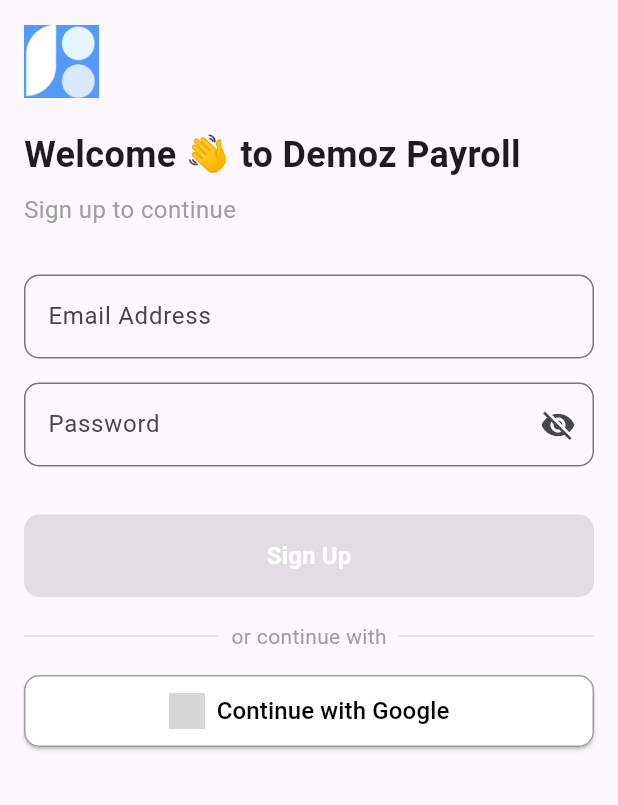
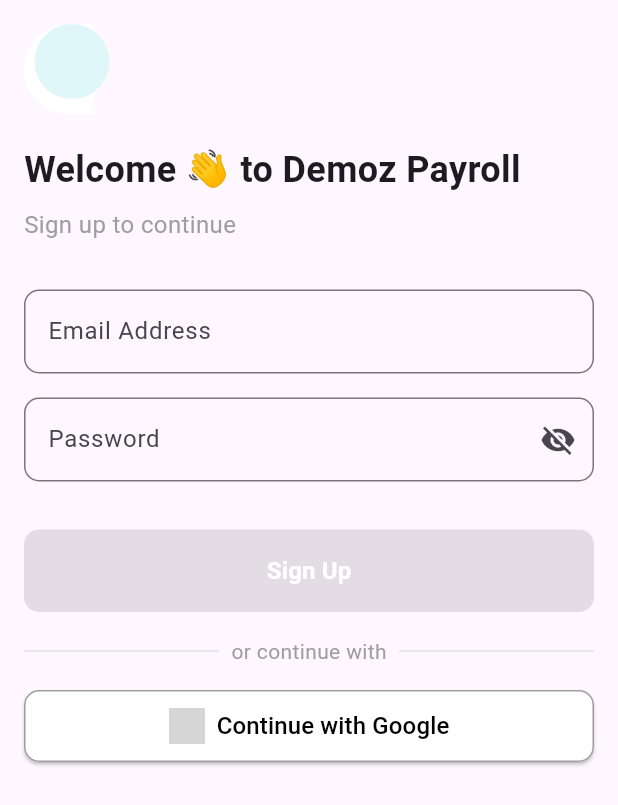
Before and after one commit to Biruk-gebru/demoz, a Flutter app: the SignupScreen screen opened by its route, on a phone screen of 412 x 824 dp. Shown: the top 805 px of the screen. Run offline on Flutter 3.47's test engine with Material 3 defaults, Android fonts, the phone set to English and light mode, and no system bars; our stand-ins replace bloc, equatable, fl_chart, flutter_bloc, hive, hive_flutter; accounts and stored records are empty; grey boxes are pictures that could not be loaded.

Commit message:
`refactor: Separate BottomSheetWidget and SLogo into reusable components, integrate SLogo into SignupScreen with manual implementation and resizing adjustments`

```diff
--- a/lib/features/auth/presentation/screens/signup_screen.dart
+++ b/lib/features/auth/presentation/screens/signup_screen.dart
@@ -1,5 +1,4 @@
 import 'package:flutter/material.dart';
-import 'package:hive/hive.dart';
 
 class SignupScreen extends StatefulWidget {
   const SignupScreen({super.key});
@@ -39,13 +38,8 @@ class _SignupScreenState extends State<SignupScreen> {
   }
 
   Future<void> _storeCredentials() async {
-    try {
-      final box = await Hive.openBox('registration_data');
-      box.put('email', _emailController.text);
-      box.put('password', _passwordController.text);
-    } catch (e) {
-      print('Error storing credentials: $e');
-    }
+    // Save the credentials (dummy implementation)
+    print('Credentials saved: ${_emailController.text}, ${_passwordController.text}');
   }
 
   void _onSignupPressed() {
@@ -91,14 +85,85 @@ class _SignupScreenState extends State<SignupScreen> {
           child: Column(
             crossAxisAlignment: CrossAxisAlignment.start,
             children: [
-              // Logo at the top-left corner
-              Container(
-                width: 50,
-                height: 50,
-                decoration: const BoxDecoration(
-                  image: DecorationImage(
-                    image: AssetImage('assets/logo.png'), // Replace with your logo
-                  ),
+              // Custom Logo ("S" shape with circles)
+              SizedBox(
+                width: 60, // Adjust width
+                height: 60, // Adjust height
+                child: Stack(
+                  alignment: Alignment.center,
+                  children: [
+                    // "S" shape
+                    SizedBox(
+                      width: 120, // Total width of the shape
+                      height: 200, // Total height of the shape
+                      child: Stack(
+                        children: [
+                          // Top half-circle
+                          Align(
+                            alignment: Alignment.topLeft,
+                            child: Container(
+                              width: 47,
+                              height: 80,
+                              decoration: const BoxDecoration(
+                                color: Colors.white,
+                                borderRadius: BorderRadius.only(
+                                  topLeft: Radius.circular(100),
+                                  bottomLeft: Radius.circular(100),
+                                ),
+                              ),
+                            ),
+                          ),
+                          // Bottom half-circle with overlap
+                          Align(
+                            alignment: Alignment.bottomLeft,
+                            child: Transform.translate(
+                              offset: const Offset(0, -80), // Move the bottom circle upwards
+                              child: Container(
+                                width: 47,
+                                height: 80,
+                                decoration: const BoxDecoration(
+                                  color: Colors.white,
+                                  borderRadius: BorderRadius.only(
+                                    topRight: Radius.circular(100),
+                                    bottomRight: Radius.circular(100),
+                                  ),
+                                ),
+                              ),
+                            ),
+                          ),
+                        ],
+                      ),
+                    ),
+                    // Circles in front of the "S" shape
+                    Positioned(
+                      top: 0,
+                      right: 3, // Position the circles to the right
+                      child: Column(
+                        mainAxisSize: MainAxisSize.min,
+                        children: [
+                          // Top circle
+                          Container(
+                            width: 50,
+                            height: 50,
+                            decoration: const BoxDecoration(
+                              color: Color(0xFFE0F7FA), // Light blue color
+                              shape: BoxShape.circle,
+                            ),
+                          ),
+                          const SizedBox(height: 10), // Spacing between the circles
+                          // Bottom circle
+                          Container(
+                            width: 50,
+                            height: 50,
+                            decoration: const BoxDecoration(
+                              color: Color(0xFFB3E5FC), // Slightly darker blue
+                              shape: BoxShape.circle,
+                            ),
+                          ),
+                        ],
+                      ),
+                    ),
+                  ],
                 ),
               ),
               const SizedBox(height: 20),
```
